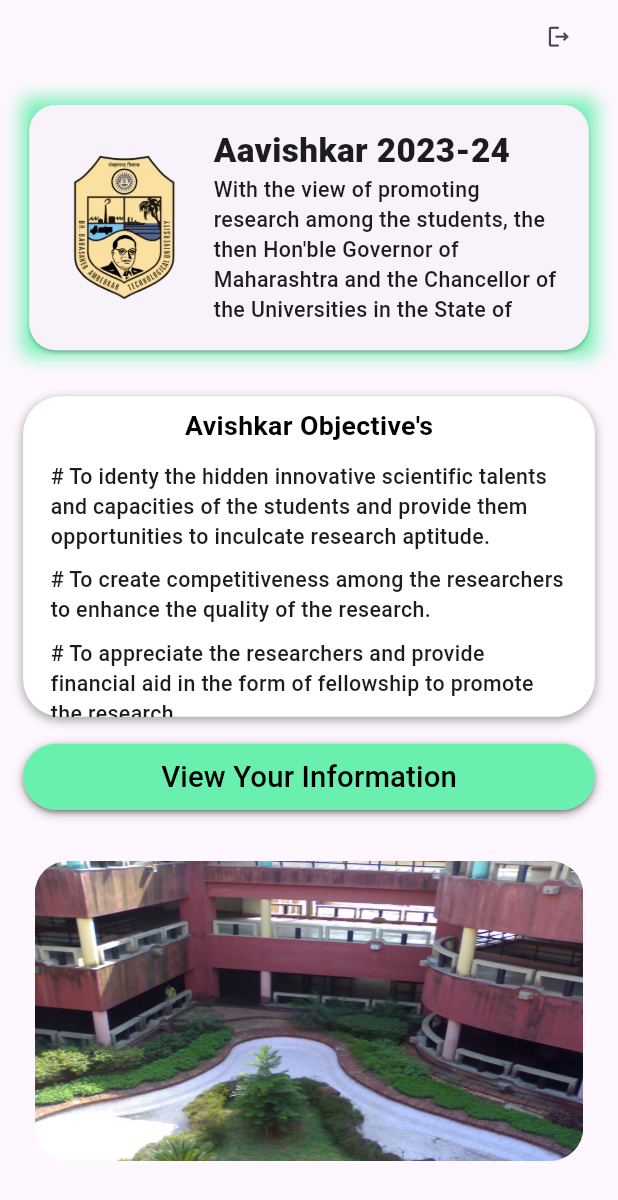
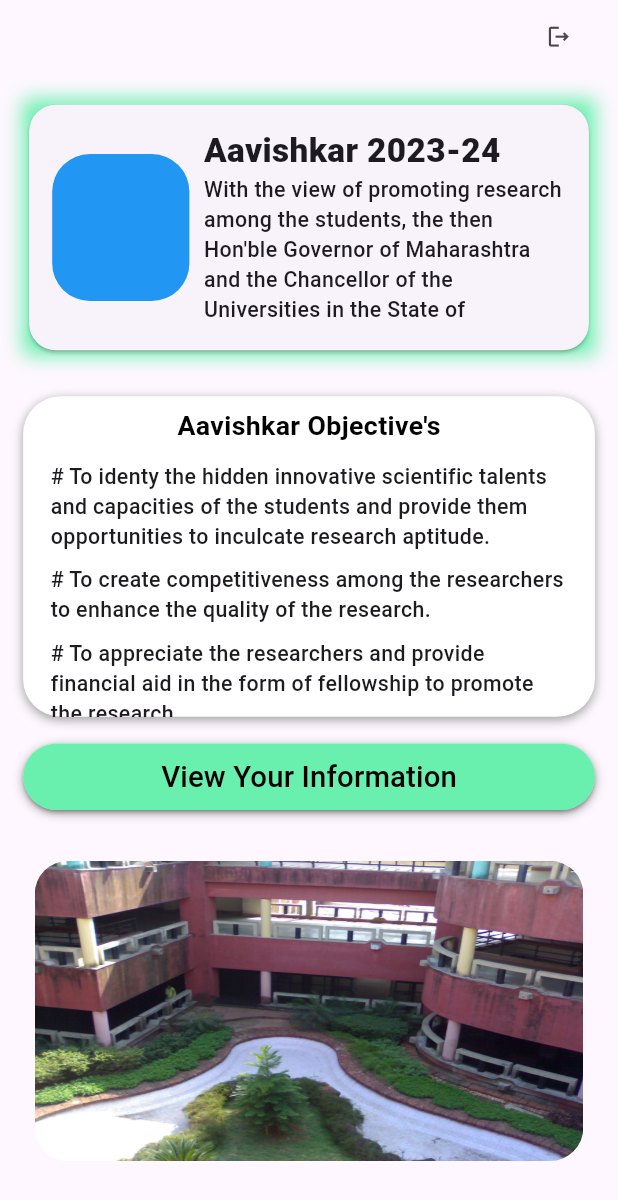
Before and after one commit to abhishek2355/Avishkar_project, a Flutter app: the screen it shows once a user with an empty profile is signed in, after a tap on the "logout" icon, on a phone screen of 412 x 824 dp. Shown: the top 1200 px of the screen. Run offline on Flutter 3.47's test engine with Material 3 defaults, Android fonts, the phone set to English and light mode, and no system bars; drawn by our look-alikes of carousel_slider; our stand-ins replace cloud_firestore, email_validator, firebase_auth, firebase_core, firebase_storage, flutter_screenutil and 4 more; missing offline and left inert: flutter_flushbar; accounts and stored records are empty.

Commit message:
Added changes

```diff
--- a/lib/Screen/Pages/Home/_widget/home.dart
+++ b/lib/Screen/Pages/Home/_widget/home.dart
@@ -1,5 +1,4 @@
 import 'dart:developer';
-import 'dart:io';
 import 'package:avishkar/Screen/Pages/Registration/apis/registration_model.dart';
 import 'package:avishkar/Screen/Pages/Registration/apis/registration_page_apis.dart';
 import 'package:avishkar/Screen/Pages/Registration/widget/preview_screen.dart';
@@ -78,7 +77,6 @@
     // Function for logout the user
     signOut() async {
       await FirebaseAuth.instance.signOut();
-      exit(0);
     }
 
     // Main body of the home screen
@@ -145,11 +143,21 @@
                               ),
                               child: Row(
                                 children: [
-                                  Image.asset("assets/images/dbatu_logo.png",
-                                      height: screenHeight * 110 / 926),
+                                  // Image.asset("assets/images/dbatu_logo.png",
+                                  //     height: screenHeight * 110 / 926),
+                                  Container(
+                                    decoration: BoxDecoration(
+                                      color: Colors.blue,
+                                      borderRadius: BorderRadius.circular(25)
+                                    ),
+                                    height: screenHeight * 110 / 926,
+                                    width: screenWidth * 95 / 428
+                                  ),
+
                                   SizedBox(
                                     width: screenWidth * app_widths.width10,
                                   ),
+
                                   Flexible(
                                     child: SizedBox(
                                       height: screenHeight * app_heights.height152,
@@ -214,7 +222,7 @@
                                                 app_heights.height10,
                                             vertical: 7),
                                         child: Text(
-                                          "Avishkar Objective's",
+                                          "Aavishkar Objective's",
                                           style: TextStyle(
                                               color: Colors.black,
                                               fontSize: screenHeight *
```
Also changed, not shown: lib/Screen/Authentication/widget/signup.dart (+3 -4 lines), lib/Screen/Pages/Home/_widget/judge_home_page.dart (+6 -13 lines).
